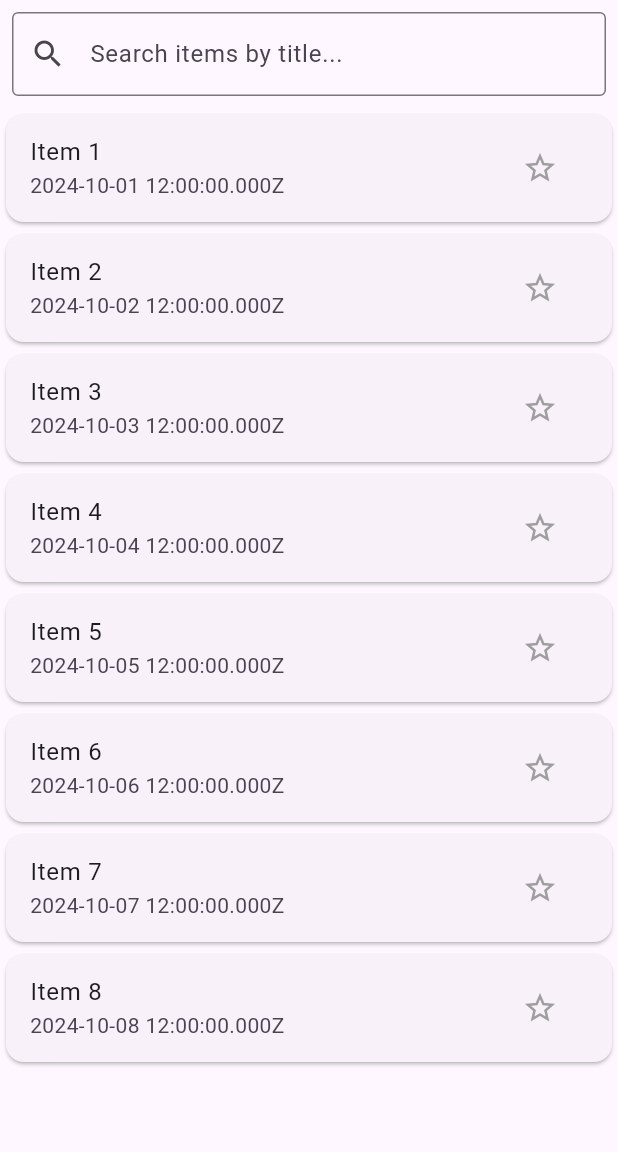
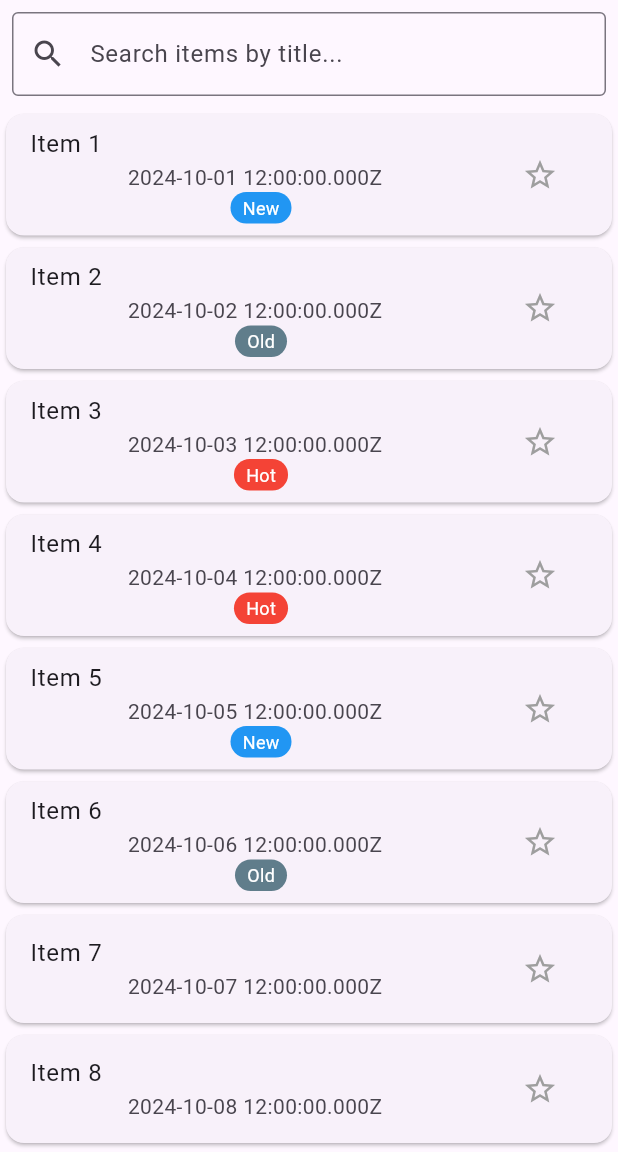
Before and after one commit to ogaroh/pearl, a Flutter app: the screen it shows after launch, on a phone screen of 412 x 824 dp, the part 84-1236 px from its top. Run offline on Flutter 3.47's test engine with Material 3 defaults, Android fonts, the phone set to English and light mode, and no system bars; our stand-ins replace equatable, flutter_bloc, shared_preferences.

Commit message:
feat: added tag with colors

```diff
--- a/lib/presentation/widgets/items_card.dart
+++ b/lib/presentation/widgets/items_card.dart
@@ -14,7 +14,24 @@ class ItemsCard extends StatelessWidget {
     return Card(
       child: ListTile(
         title: Text(item.title),
-        subtitle: Text(item.timestamp.toString()),
+        subtitle: Column(
+          children: [
+            Text(item.timestamp.toString()),
+            if (item.tag != null && item.tag!.isNotEmpty)
+              Container(
+                margin: const EdgeInsets.only(left: 8),
+                padding: const EdgeInsets.symmetric(horizontal: 8, vertical: 2),
+                decoration: BoxDecoration(
+                  color: ItemsCard.tagColor(item.tag!),
+                  borderRadius: BorderRadius.circular(12),
+                ),
+                child: Text(
+                  item.tag!,
+                  style: const TextStyle(color: Colors.white, fontSize: 12),
+                ),
+              ),
+          ],
+        ),
         trailing: IconButton(
           icon: Icon(
             item.favorite == true ? Icons.star : Icons.star_border,
@@ -27,4 +44,17 @@ class ItemsCard extends StatelessWidget {
       ),
     );
   }
+
+  static Color tagColor(String tag) {
+    switch (tag.toLowerCase()) {
+      case 'new':
+        return Colors.blue;
+      case 'old':
+        return Colors.blueGrey;
+      case 'hot':
+        return Colors.red;
+      default:
+        return Colors.grey.shade600;
+    }
+  }
 }
```
